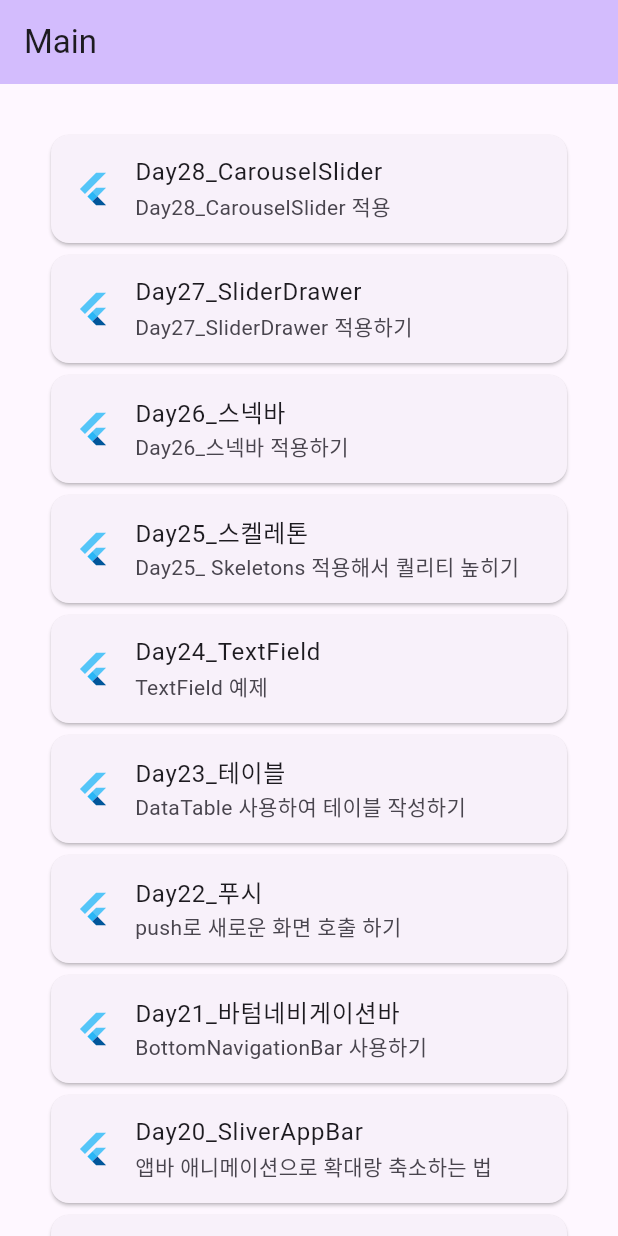
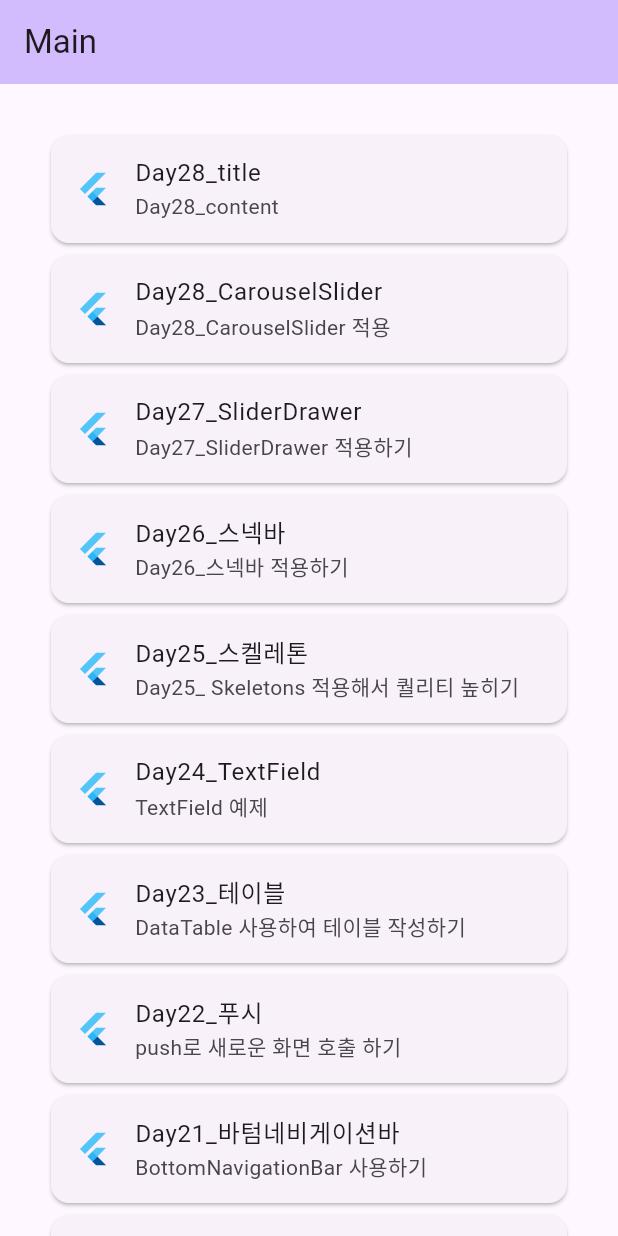
Before and after one commit to junselee42/flutter_study, a Flutter app: the screen it shows after launch, on a phone screen of 412 x 824 dp. Run offline on Flutter 3.47's test engine with Material 2 defaults, Android fonts, the phone set to English and light mode, and no system bars; our stand-ins replace carousel_slider, dio, flutter_slider_drawer, skeletons.

Commit message:
chore: add Card -리스트뷰에 예제28 프레임 추가

```diff
--- a/lib/main.dart
+++ b/lib/main.dart
@@ -43,6 +43,17 @@ class _MyHomePageState extends State<MyHomePage> {
       body: ListView(
         padding: const EdgeInsets.all(30),
         children: [
+          Card(
+            child: ListTile(
+              leading: const FlutterLogo(),
+              title: const Text('Day28_title'),
+              subtitle: const Text('Day28_content'),
+              hoverColor: Colors.purple,
+              onTap: () {
+                Navigator.of(context).pushNamed('/twentyninth');
+              },
+            ),
+          ),
           Card(
             child: ListTile(
               leading: const FlutterLogo(),
--- a/lib/router/router.dart
+++ b/lib/router/router.dart
@@ -28,6 +28,7 @@ import 'package:flutter00/router/pages/twentyfive.dart';
 import 'package:flutter00/router/pages/twentysix.dart';
 import 'package:flutter00/router/pages/twentyseven.dart';
 import 'package:flutter00/router/pages/twentyeight.dart';
+import 'package:flutter00/router/pages/twentynine.dart';
 
 final routes = {
   '/': (BuildContext context) => const MyHomePage(title: "Main"),
@@ -59,4 +60,5 @@ final routes = {
   '/twentysixth': (BuildContext context) => const TwentySixPage(),
   '/twentyseventh': (BuildContext context) => const TwentySevenPage(),
   '/twentyeighth': (BuildContext context) => const TwentyEightPage(),
+  '/twentyninth': (BuildContext context) => const TwentyNinePage(),
 };
```
Also changed, not shown: lib/router/pages/twentynine.dart (added, +17 -0 lines).
